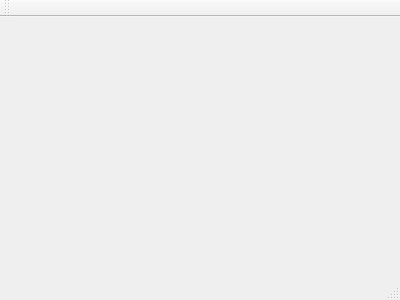
Before: the Qt Designer form FoldingNet/ExpFold/mainwindow.ui in samhu1989/FoldingNet, drawn with Qt 5.
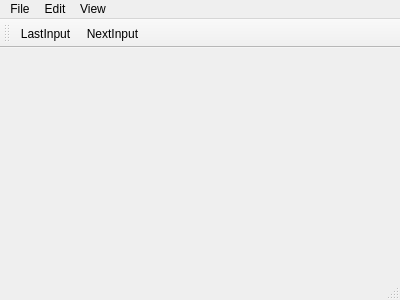
After: the same form once the commit is applied. Icons and pictures are not drawn.

Diff of the .ui file:
```diff
--- a/FoldingNet/ExpFold/mainwindow.ui
+++ b/FoldingNet/ExpFold/mainwindow.ui
@@ -12,13 +12,88 @@
   <property name="windowTitle" >
    <string>MainWindow</string>
   </property>
-  <widget class="QMenuBar" name="menuBar" />
-  <widget class="QToolBar" name="mainToolBar" />
-  <widget class="QWidget" name="centralWidget" />
-  <widget class="QStatusBar" name="statusBar" />
+  <property name="windowIcon">
+   <iconset resource="../Common/rs.qrc">
+    <normaloff>:/icon/rs/icon/pro_chen.png</normaloff>:/icon/rs/icon/pro_chen.png</iconset>
+  </property>
+  <widget class="QWidget" name="centralWidget">
+   <layout class="QGridLayout" name="layout"/>
+  </widget>
+  <widget class="QMenuBar" name="menuBar">
+   <property name="geometry">
+    <rect>
+     <x>0</x>
+     <y>0</y>
+     <width>400</width>
+     <height>23</height>
+    </rect>
+   </property>
+   <widget class="QMenu" name="menuFile">
+    <property name="title">
+     <string>File</string>
+    </property>
+   </widget>
+   <widget class="QMenu" name="menuEdit">
+    <property name="title">
+     <string>Edit</string>
+    </property>
+   </widget>
+   <widget class="QMenu" name="menuView">
+    <property name="title">
+     <string>View</string>
+    </property>
+   </widget>
+   <addaction name="menuFile"/>
+   <addaction name="menuEdit"/>
+   <addaction name="menuView"/>
+  </widget>
+  <widget class="QToolBar" name="mainToolBar">
+   <attribute name="toolBarArea">
+    <enum>TopToolBarArea</enum>
+   </attribute>
+   <attribute name="toolBarBreak">
+    <bool>false</bool>
+   </attribute>
+   <addaction name="actionLastInput"/>
+   <addaction name="actionNextInput"/>
+  </widget>
+  <widget class="QStatusBar" name="statusBar"/>
+  <action name="actionLastInput">
+   <property name="icon">
+    <iconset>
+     <normalon>:/button/rs/button/last.png</normalon>
+    </iconset>
+   </property>
+   <property name="text">
+    <string>LastInput</string>
+   </property>
+   <property name="toolTip">
+    <string>Last Input</string>
+   </property>
+   <property name="shortcut">
+    <string>Left</string>
+   </property>
+  </action>
+  <action name="actionNextInput">
+   <property name="icon">
+    <iconset>
+     <normalon>:/button/rs/button/next.png</normalon>
+    </iconset>
+   </property>
+   <property name="text">
+    <string>NextInput</string>
+   </property>
+   <property name="toolTip">
+    <string>Next Input</string>
+   </property>
+   <property name="shortcut">
+    <string>Right</string>
+   </property>
+  </action>
  </widget>
- <layoutDefault spacing="6" margin="11" />
- <pixmapfunction></pixmapfunction>
- <resources/>
+ <layoutdefault spacing="6" margin="11"/>
+ <resources>
+  <include location="../Common/rs.qrc"/>
+ </resources>
  <connections/>
 </ui>
```
Left out of the diff: 9 changed lines with no effect on the pictures.
